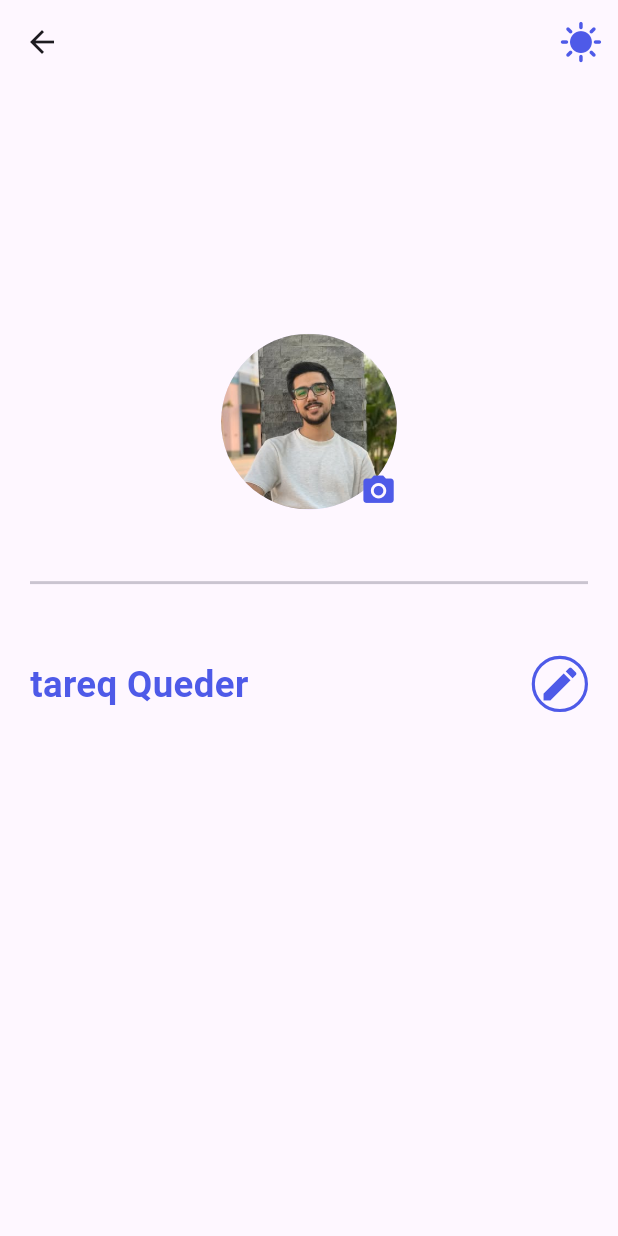
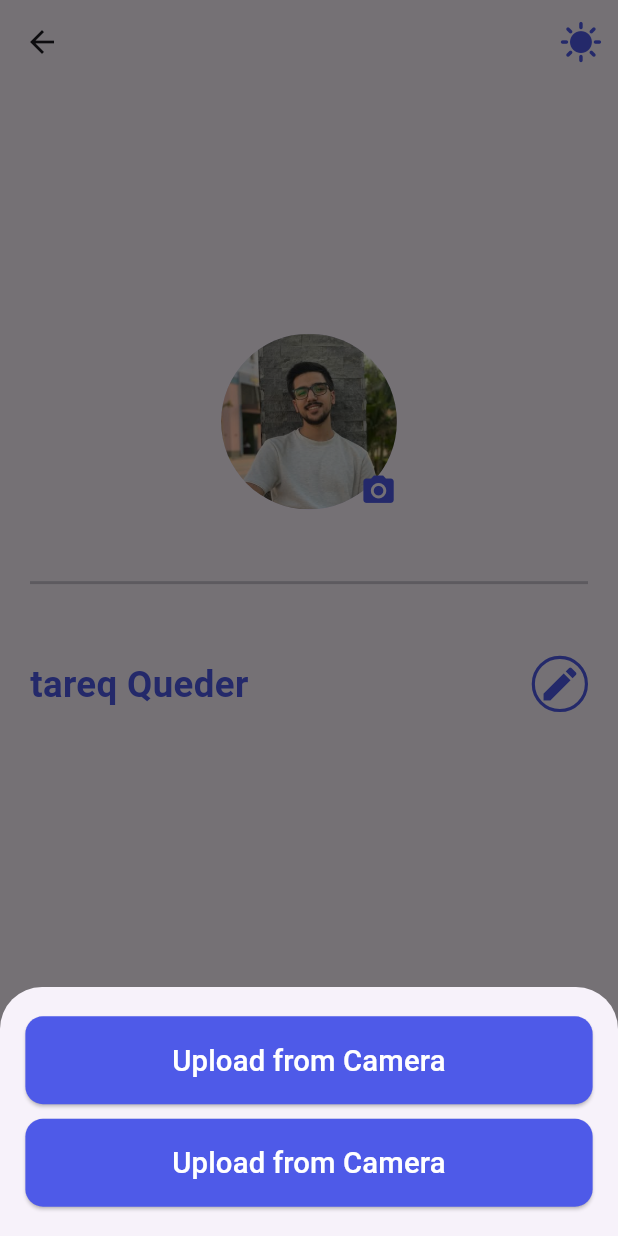
Before and after one commit to tareq-ss/talkative, a Flutter app: the CircleInputScreen screen opened directly, after a tap on the "camera alt" icon, on a phone screen of 412 x 824 dp. Run offline on Flutter 3.47's test engine with Material 3 defaults, Android fonts, the phone set to English and light mode, and no system bars; our stand-ins replace flutter_screenutil, image_picker.

Commit message:
edit circle input screen

```diff
--- a/lib/featurs/screen/circle_input_screen.dart
+++ b/lib/featurs/screen/circle_input_screen.dart
@@ -42,18 +42,45 @@ class _CircleInputScreenState extends State<CircleInputScreen> {
           children: [
             SizedBox(height: 150.h,),
             InkWell(onTap: (){
-              _pickImage;
-              showBottomSheet(context: context,
-                  shape: RoundedRectangleBorder(
-                    borderRadius: BorderRadius.circular(12.r)
-                  ) ,
-                  builder: (builder){
-                return Container(
-                 height: 200.h,
-                  color: Colors.white,
-                  child: Text("Tareq queder"),
-                );
-              });
+              showModalBottomSheet(context: context, builder: (context)=>Padding(
+                  padding: EdgeInsets.symmetric(horizontal: 16.w,vertical: 20.h),
+              child: IntrinsicHeight(
+                child: Column(
+                  children: [
+                    ElevatedButton(
+                    style: ElevatedButton.styleFrom(
+                      minimumSize: Size(double.infinity,60.h),
+                      backgroundColor: AppColor.mainColor,
+                      shape: RoundedRectangleBorder(
+                        borderRadius: BorderRadius.circular(12.r)
+                      )
+                    ),
+
+                    onPressed: (){}, child: Text("Upload from Camera",
+                    style: TextStyle(
+                      color: Colors.white,
+                      fontSize: 20.sp,
+                      fontWeight: FontWeight.w500
+                    ),)),
+                    SizedBox(height: 10.h,),
+                    ElevatedButton(
+                        style: ElevatedButton.styleFrom(
+                            minimumSize: Size(double.infinity,60.h),
+                            backgroundColor: AppColor.mainColor,
+                            shape: RoundedRectangleBorder(
+                                borderRadius: BorderRadius.circular(12.r)
+                            )
+                        ),
+
+                        onPressed: (){}, child: Text("Upload from Camera",
+                      style: TextStyle(
+                          color: Colors.white,
+                          fontSize: 20.sp,
+                          fontWeight: FontWeight.w500
+                      ),))
+                  ],
+                ),
+              ),));
             },
               child: Stack(
                 alignment: Alignment.bottomRight,
```
